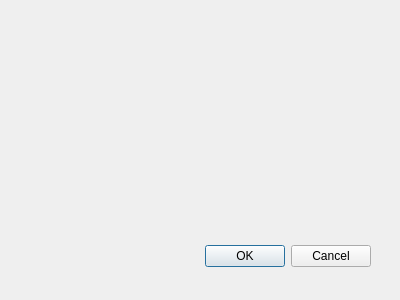
Above: source/windows/model/vacancy/vacancydeletewindow.ui from Who-are-me/term_paper_2022 before the change. Below: the same form after it.
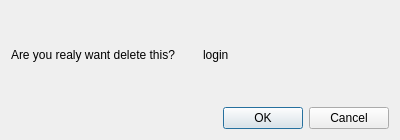
That is the form after the change.

```diff
--- a/source/windows/model/vacancy/vacancydeletewindow.ui
+++ b/source/windows/model/vacancy/vacancydeletewindow.ui
@@ -9,28 +9,64 @@
     <x>0</x>
     <y>0</y>
     <width>400</width>
-    <height>300</height>
+    <height>140</height>
    </rect>
   </property>
   <property name="windowTitle">
    <string>Dialog</string>
   </property>
-  <widget name="buttonBox" class="QDialogButtonBox">
-   <property name="geometry">
-    <rect>
-     <x>30</x>
-     <y>240</y>
-     <width>341</width>
-     <height>32</height>
-    </rect>
-   </property>
-   <property name="orientation">
-    <enum>Qt::Horizontal</enum>
-   </property>
-   <property name="standardButtons">
-    <set>QDialogButtonBox::Cancel|QDialogButtonBox::Ok</set>
-   </property>
-  </widget>
+  <layout class="QGridLayout" name="gridLayout">
+   <item row="0" column="1">
+    <spacer name="verticalSpacer_2">
+     <property name="orientation">
+      <enum>Qt::Vertical</enum>
+     </property>
+     <property name="sizeHint" stdset="0">
+      <size>
+       <width>20</width>
+       <height>39</height>
+      </size>
+     </property>
+    </spacer>
+   </item>
+   <item row="1" column="0">
+    <widget class="QLabel" name="l_text">
+     <property name="text">
+      <string>Are you realy want delete this?</string>
+     </property>
+    </widget>
+   </item>
+   <item row="1" column="1">
+    <widget class="QLabel" name="l_login">
+     <property name="text">
+      <string>login</string>
+     </property>
+    </widget>
+   </item>
+   <item row="2" column="1">
+    <spacer name="verticalSpacer">
+     <property name="orientation">
+      <enum>Qt::Vertical</enum>
+     </property>
+     <property name="sizeHint" stdset="0">
+      <size>
+       <width>20</width>
+       <height>40</height>
+      </size>
+     </property>
+    </spacer>
+   </item>
+   <item row="3" column="0" colspan="2">
+    <widget class="QDialogButtonBox" name="bb">
+     <property name="orientation">
+      <enum>Qt::Horizontal</enum>
+     </property>
+     <property name="standardButtons">
+      <set>QDialogButtonBox::Cancel|QDialogButtonBox::Ok</set>
+     </property>
+    </widget>
+   </item>
+  </layout>
  </widget>
  <pixmapfunction/>
  <resources/>
```
Left out of the diff: 42 changed lines with no effect on the pictures.
